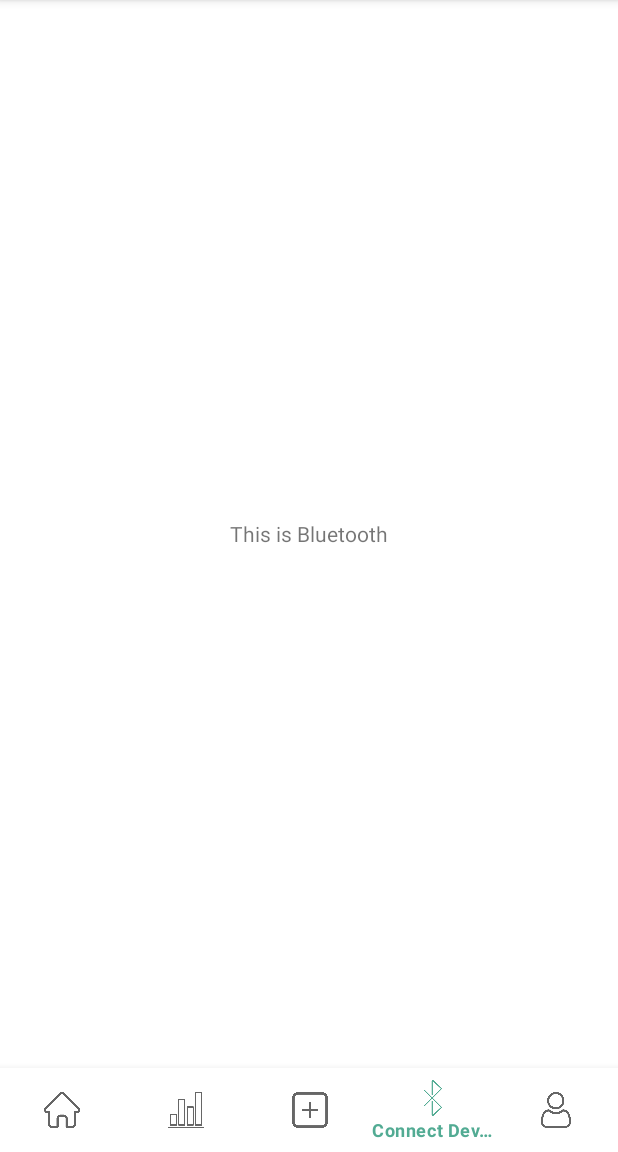
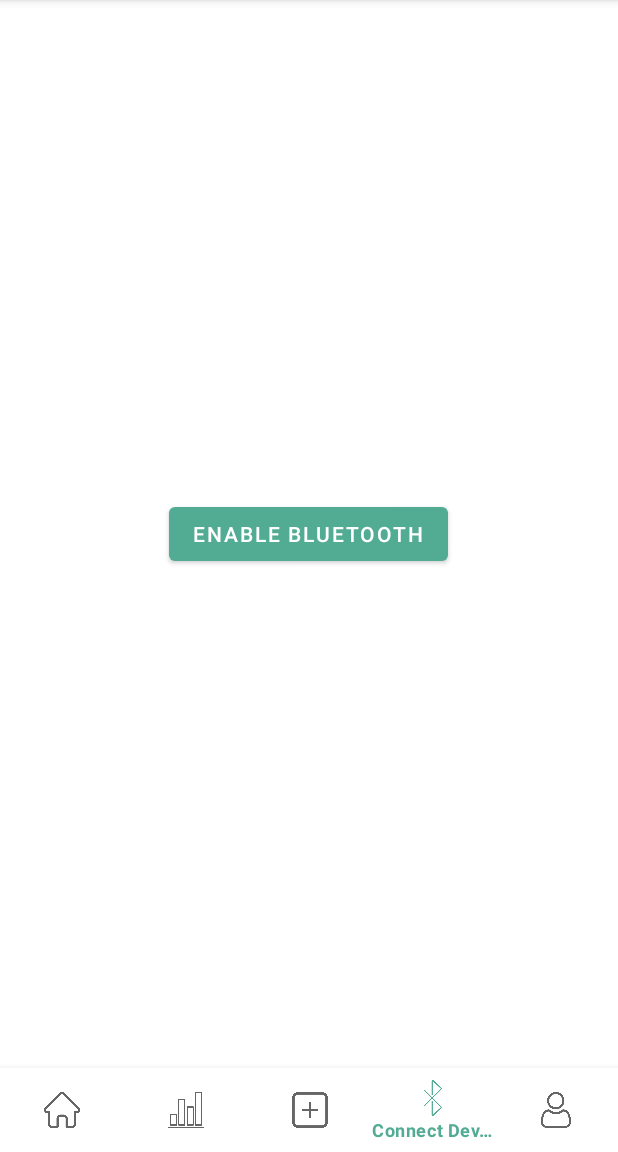
Before and after one commit to turtletear/medadh-kotlin, an Android app: the screen it shows after launch (PatientDashboardActivity), item 4 of the bottom bar chosen, on a phone screen of 412 x 824 dp, the part 84-1236 px from its top. Run offline under Robolectric (Android 15) with nearby library versions, the phone set to English and light mode, and no system bars.

Commit message:
create bluetooth fragment

```diff
--- a/app/src/main/java/com/gagapps/medadh/fragments/BluetoothFragment.kt
+++ b/app/src/main/java/com/gagapps/medadh/fragments/BluetoothFragment.kt
@@ -5,6 +5,8 @@ import androidx.fragment.app.Fragment
 import android.view.LayoutInflater
 import android.view.View
 import android.view.ViewGroup
+import android.widget.Button
+import android.widget.Toast
 import com.gagapps.medadh.R
 
 // TODO: Rename parameter arguments, choose names that match
@@ -17,7 +19,7 @@ private const val ARG_PARAM2 = "param2"
  * Use the [BluetoothFragment.newInstance] factory method to
  * create an instance of this fragment.
  */
-class BluetoothFragment : Fragment() {
+class BluetoothFragment : Fragment(), View.OnClickListener {
     // TODO: Rename and change types of parameters
     private var param1: String? = null
     private var param2: String? = null
@@ -28,6 +30,7 @@ class BluetoothFragment : Fragment() {
             param1 = it.getString(ARG_PARAM1)
             param2 = it.getString(ARG_PARAM2)
         }
+
     }
 
     override fun onCreateView(inflater: LayoutInflater, container: ViewGroup?,
@@ -54,5 +57,17 @@ class BluetoothFragment : Fragment() {
                         putString(ARG_PARAM2, param2)
                     }
                 }
+    }//end companion
+
+    override fun onViewCreated(view: View, savedInstanceState: Bundle?) {
+        super.onViewCreated(view, savedInstanceState)
+        val btnEnable: Button = view.findViewById(R.id.bt_enable)
+        btnEnable.setOnClickListener(this)
+    }
+
+    override fun onClick(v: View?) {
+        if (v?.id == R.id.bt_enable){
+            Toast.makeText(activity, "Bluetooth Enabled!", Toast.LENGTH_LONG).show()
+        }
     }
 }
--- a/app/src/main/res/layout/fragment_bluetooth.xml
+++ b/app/src/main/res/layout/fragment_bluetooth.xml
@@ -9,11 +9,13 @@
         android:layout_width="match_parent"
         android:layout_height="match_parent">
 
-        <TextView
+        <Button
+            android:id="@+id/bt_enable"
             android:layout_width="wrap_content"
             android:layout_height="wrap_content"
+            android:text="Enable Bluetooth"
             android:layout_centerInParent="true"
-            android:text="This is Bluetooth" />
+            />
 
     </RelativeLayout>
 
```
